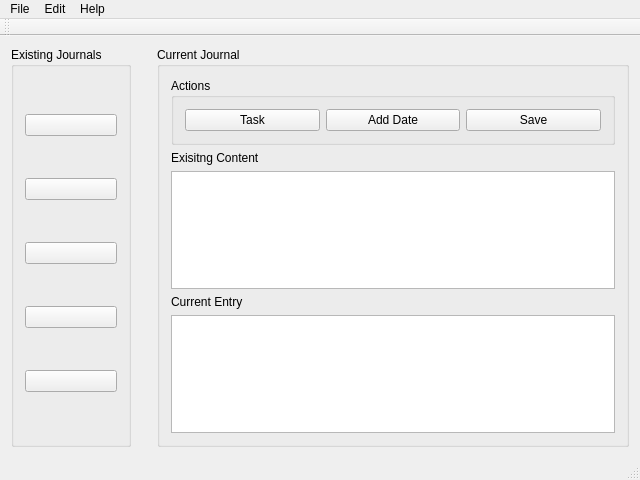
Qt form mainwindow.ui (aBluePawn/JournalManager) before a commit.
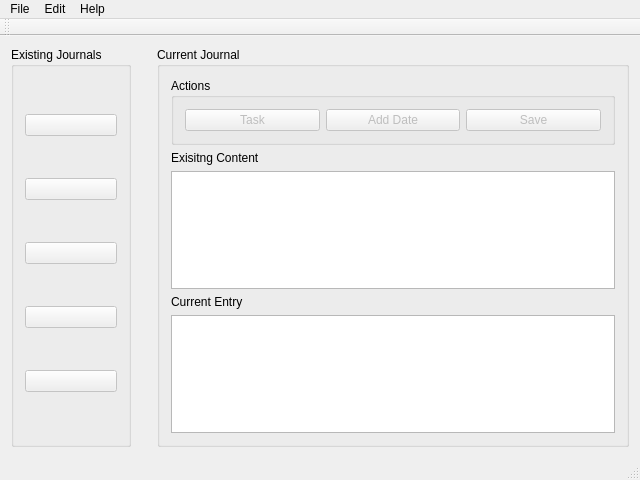
The same form after that commit.

Commit message:
enable/disable buttons as appropriate
Start with the buttons disabled, and enable them as the they become relevant in the context.

```diff
--- a/mainwindow.ui
+++ b/mainwindow.ui
@@ -36,6 +36,9 @@
       <layout class="QVBoxLayout" name="verticalLayout_2">
        <item>
         <widget class="QPushButton" name="pushButton_1">
+         <property name="enabled">
+          <bool>false</bool>
+         </property>
          <property name="text">
           <string/>
          </property>
@@ -43,6 +46,9 @@
        </item>
        <item>
         <widget class="QPushButton" name="pushButton_2">
+         <property name="enabled">
+          <bool>false</bool>
+         </property>
          <property name="text">
           <string/>
          </property>
@@ -50,6 +56,9 @@
        </item>
        <item>
         <widget class="QPushButton" name="pushButton_3">
+         <property name="enabled">
+          <bool>false</bool>
+         </property>
          <property name="text">
           <string/>
          </property>
@@ -57,6 +66,9 @@
        </item>
        <item>
         <widget class="QPushButton" name="pushButton_4">
+         <property name="enabled">
+          <bool>false</bool>
+         </property>
          <property name="text">
           <string/>
          </property>
@@ -64,6 +76,9 @@
        </item>
        <item>
         <widget class="QPushButton" name="pushButton_5">
+         <property name="enabled">
+          <bool>false</bool>
+         </property>
          <property name="text">
           <string/>
          </property>
@@ -86,6 +101,9 @@
          <layout class="QHBoxLayout" name="horizontalLayout">
           <item>
            <widget class="QPushButton" name="pushButton_8">
+            <property name="enabled">
+             <bool>false</bool>
+            </property>
             <property name="text">
              <string>Task</string>
             </property>
@@ -93,6 +111,9 @@
           </item>
           <item>
            <widget class="QPushButton" name="pushButton_7">
+            <property name="enabled">
+             <bool>false</bool>
+            </property>
             <property name="text">
              <string>Add Date</string>
             </property>
@@ -100,6 +121,9 @@
           </item>
           <item>
            <widget class="QPushButton" name="save_entry">
+            <property name="enabled">
+             <bool>false</bool>
+            </property>
             <property name="text">
              <string>Save</string>
             </property>
```
The commit also changes 1 other file.
